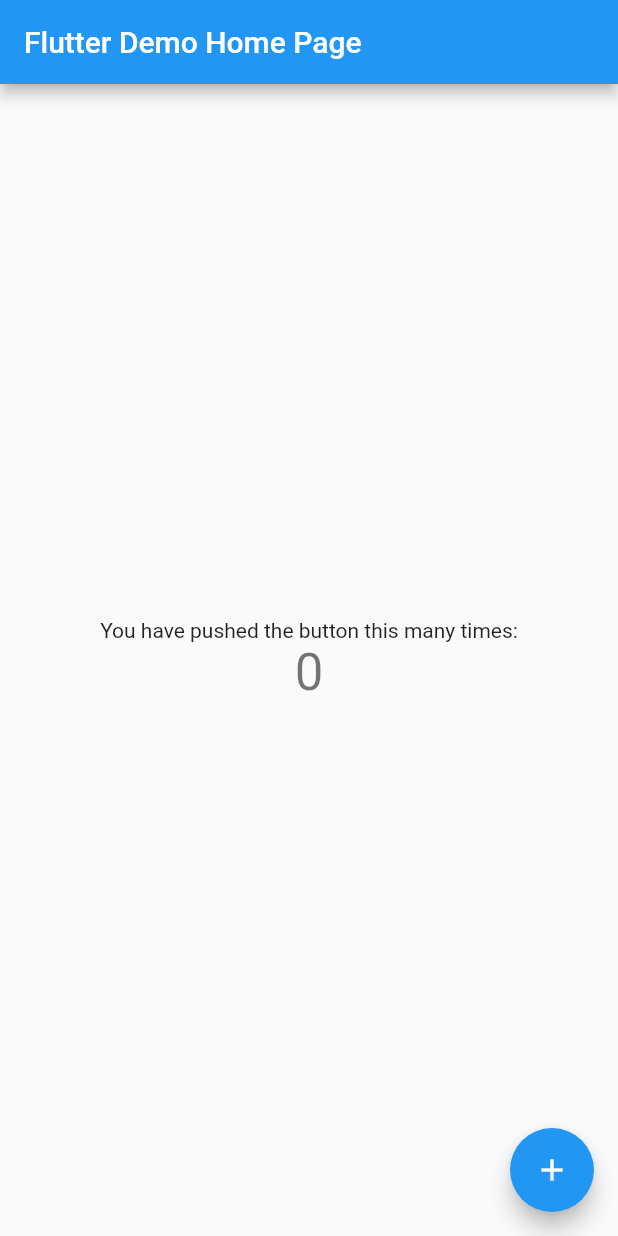
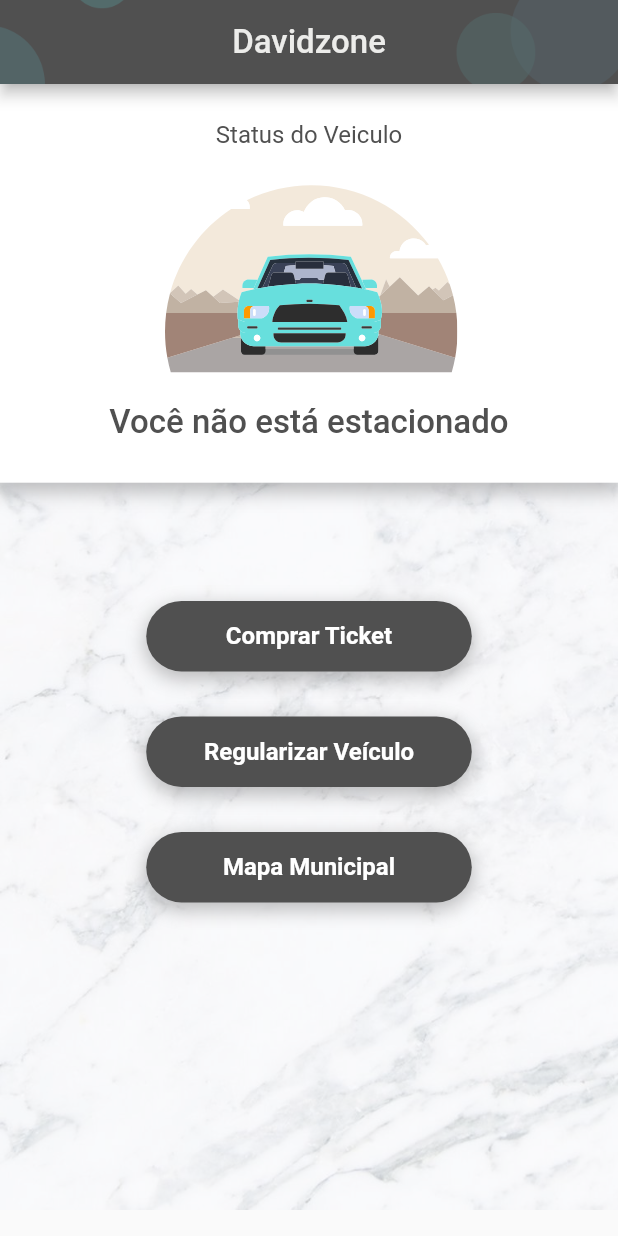
Before and after one commit to bouscs/davidzonecidadao, a Flutter app: the screen it shows after launch, on a phone screen of 412 x 824 dp. Run offline on Flutter 3.47's test engine with Material 2 defaults, Android fonts, the phone set to English and light mode, and no system bars; our stand-ins replace firebase_core, flutter_svg; accounts and stored records are empty; generated files the repository leaves out were written again.

Commit message:
App Home

```diff
--- a/lib/main.dart
+++ b/lib/main.dart
@@ -1,6 +1,7 @@
 import 'package:flutter/material.dart';
 import 'package:firebase_core/firebase_core.dart';
 import 'firebase_options.dart';
+import 'package:flutter_svg/flutter_svg.dart';
 
 
 Future<void> main() async {
@@ -8,116 +9,189 @@ Future<void> main() async {
   await Firebase.initializeApp(
     options: DefaultFirebaseOptions.currentPlatform,
   );
-  runApp(const MyApp());
+  runApp(MyApp());
 
 }
 
 class MyApp extends StatelessWidget {
-  const MyApp({Key? key}) : super(key: key);
-
-  // This widget is the root of your application.
   @override
   Widget build(BuildContext context) {
     return MaterialApp(
+      debugShowCheckedModeBanner: false,
       title: 'Flutter Demo',
       theme: ThemeData(
-        // This is the theme of your application.
-        //
-        // Try running your application with "flutter run". You'll see the
-        // application has a blue toolbar. Then, without quitting the app, try
-        // changing the primarySwatch below to Colors.green and then invoke
-        // "hot reload" (press "r" in the console where you ran "flutter run",
-        // or simply save your changes to "hot reload" in a Flutter IDE).
-        // Notice that the counter didn't reset back to zero; the application
-        // is not restarted.
-        primarySwatch: Colors.blue,
+        primarySwatch: Colors.blueGrey,
       ),
-      home: const MyHomePage(title: 'Flutter Demo Home Page'),
+      home: MyHomePage()
     );
   }
 }
 
-class MyHomePage extends StatefulWidget {
-  const MyHomePage({Key? key, required this.title}) : super(key: key);
-
-  // This widget is the home page of your application. It is stateful, meaning
-  // that it has a State object (defined below) that contains fields that affect
-  // how it looks.
-
-  // This class is the configuration for the state. It holds the values (in this
-  // case the title) provided by the parent (in this case the App widget) and
-  // used by the build method of the State. Fields in a Widget subclass are
-  // always marked "final".
-
-  final String title;
-
+class MyHomePage extends StatelessWidget {
   @override
-  State<MyHomePage> createState() => _MyHomePageState();
+  Widget build(BuildContext context) {
+    return Scaffold(
+      appBar: PreferredSize(
+        preferredSize: Size.fromHeight(56),
+        child: AppBar(
+          flexibleSpace: Container(
+            alignment: Alignment(0.0,1.0),
+            decoration: BoxDecoration(
+              image: DecorationImage(
+                image: AssetImage('assets/pngappbar.png'),
+                fit: BoxFit.fitWidth,
+                alignment: Alignment(0.0,1.0)
+              ),
+            ),
+          ),
+          centerTitle: true,
+          title: const Text(
+            'Davidzone',
+            style: TextStyle(
+              color: Color(0xFFECECEA),
+              fontFamily: "RobotoMedium",
+              fontSize: 22,
+            ),
+          ),
+          backgroundColor: const Color(0xFF505050),
+        ),
+      ),
+      body: Stack(
+        children: [
+          MarbleBackground(),
+          upperContainer(),
+          bottomContainer(),
+        ],
+      )
+      );
+  }
 }
 
-class _MyHomePageState extends State<MyHomePage> {
-  int _counter = 0;
+class CustomButton extends StatelessWidget {
+  final String text;
 
-  void _incrementCounter() {
-    setState(() {
-      // This call to setState tells the Flutter framework that something has
-      // changed in this State, which causes it to rerun the build method below
-      // so that the display can reflect the updated values. If we changed
-      // _counter without calling setState(), then the build method would not be
-      // called again, and so nothing would appear to happen.
-      _counter++;
-    });
-  }
+  CustomButton({
+    Key? key, required this.text,
+  }) : super(key: key);
 
   @override
   Widget build(BuildContext context) {
-    // This method is rerun every time setState is called, for instance as done
-    // by the _incrementCounter method above.
-    //
-    // The Flutter framework has been optimized to make rerunning build methods
-    // fast, so that you can just rebuild anything that needs updating rather
-    // than having to individually change instances of widgets.
-    return Scaffold(
-      appBar: AppBar(
-        // Here we take the value from the MyHomePage object that was created by
-        // the App.build method, and use it to set our appbar title.
-        title: Text(widget.title),
+    return Padding(
+      padding: const EdgeInsets.all(15.0),
+      child: Container(
+        width: 217,
+        height: 47,
+        decoration: BoxDecoration(
+          color: Color(0xFF505050),
+            borderRadius: BorderRadius.all(
+              Radius.circular(30),
+            ),
+            boxShadow: [
+              BoxShadow(
+                color: Colors.black.withOpacity(0.25),
+                spreadRadius: 1,
+                blurRadius: 10,
+                offset: Offset(0, 4),
+              )
+            ],
+            ),
+        child: FlatButton(
+          onPressed: () {},
+          child: Text(
+            text,
+            style: const TextStyle(
+              fontFamily: 'RobotoBold',
+              fontSize: 16,
+              color: Color(0xFFFFFFFF),
+            ),),
+        ),
       ),
-      body: Center(
-        // Center is a layout widget. It takes a single child and positions it
-        // in the middle of the parent.
+    );
+  }
+}
+
+class bottomContainer extends StatelessWidget {
+  @override
+  Widget build(BuildContext context) {
+    return Container(
+      alignment: Alignment.center,
+      child: Column(
+        children: [
+          SizedBox(
+            height: MediaQuery.of(context).size.height/2.5,
+          ),
+          CustomButton(text: 'Comprar Ticket'),
+          CustomButton(text: 'Regularizar Veículo'),
+          CustomButton(text: 'Mapa Municipal'),
+        ],
+      ),
+    );
+  }
+  }
+
+class MarbleBackground extends StatelessWidget {
+@override
+Widget build(BuildContext context) {
+  return Container(
+    decoration: BoxDecoration(
+      image: DecorationImage(
+        image: const AssetImage('assets/marblebg.jpg'),
+        colorFilter: ColorFilter.mode(Colors.white.withOpacity(0.4), BlendMode.modulate)
+      )
+    ),
+  );
+}
+}
+
+class upperContainer extends StatelessWidget {
+  @override
+  Widget build(BuildContext context) {
+    return Container(
+      height: MediaQuery.of(context).size.height/3.1,
+      alignment: Alignment.center,
+      decoration: BoxDecoration(
+        color: Colors.white,
+        boxShadow: [
+          BoxShadow(
+            color: Colors.black.withOpacity(0.25),
+            blurRadius: 10,
+            spreadRadius: 2,
+            offset: Offset(0,4),
+          )]
+      ),
+
+      child: Padding(
+        padding: const EdgeInsets.all(8.0),
         child: Column(
-          // Column is also a layout widget. It takes a list of children and
-          // arranges them vertically. By default, it sizes itself to fit its
-          // children horizontally, and tries to be as tall as its parent.
-          //
-          // Invoke "debug painting" (press "p" in the console, choose the
-          // "Toggle Debug Paint" action from the Flutter Inspector in Android
-          // Studio, or the "Toggle Debug Paint" command in Visual Studio Code)
-          // to see the wireframe for each widget.
-          //
-          // Column has various properties to control how it sizes itself and
-          // how it positions its children. Here we use mainAxisAlignment to
-          // center the children vertically; the main axis here is the vertical
-          // axis because Columns are vertical (the cross axis would be
-          // horizontal).
-          mainAxisAlignment: MainAxisAlignment.center,
-          children: <Widget>[
-            const Text(
-              'You have pushed the button this many times:',
+          children: [
+            Container(
+              alignment: Alignment.center,
+              height: MediaQuery.of(context).size.height/16,
+              child: const Text(
+                'Status do Veiculo',
+                style: TextStyle(
+                  fontFamily: "RobotoRegular",
+                  fontSize: 16,
+                  color: Color(0xFF505050),
+                ),
+              ),
             ),
-            Text(
-              '$_counter',
-              style: Theme.of(context).textTheme.headline4,
+            SvgPicture.asset('assets/car_art.svg'),
+            Container(
+              alignment: Alignment.center,
+              height: MediaQuery.of(context).size.height/14,
+              child: const Text(
+                'Você não está estacionado',
+                style: TextStyle(
+                    fontFamily: "RobotoMedium",
+                    fontSize: 22,
+                    color: Color(0xFF505050)
+                ),
+              ),
             ),
           ],
         ),
       ),
-      floatingActionButton: FloatingActionButton(
-        onPressed: _incrementCounter,
-        tooltip: 'Increment',
-        child: const Icon(Icons.add),
-      ), // This trailing comma makes auto-formatting nicer for build methods.
     );
   }
 }
```
Also changed, not shown: pubspec.yaml (+17 -19 lines), assets/appbarback.png (added), assets/car_art.svg (added), assets/marblebg.jpg (added), assets/pngappbar.png (added), assets/svgappbar.svg (added), fonts/Roboto-Black.ttf (added), fonts/Roboto-BlackItalic.ttf (added), fonts/Roboto-Bold.ttf (added), fonts/Roboto-BoldItalic.ttf (added), fonts/Roboto-Italic.ttf (added), fonts/Roboto-Light.ttf (added), fonts/Roboto-LightItalic.ttf (added), fonts/Roboto-Medium.ttf (added), 5 more files, 1 other file.
